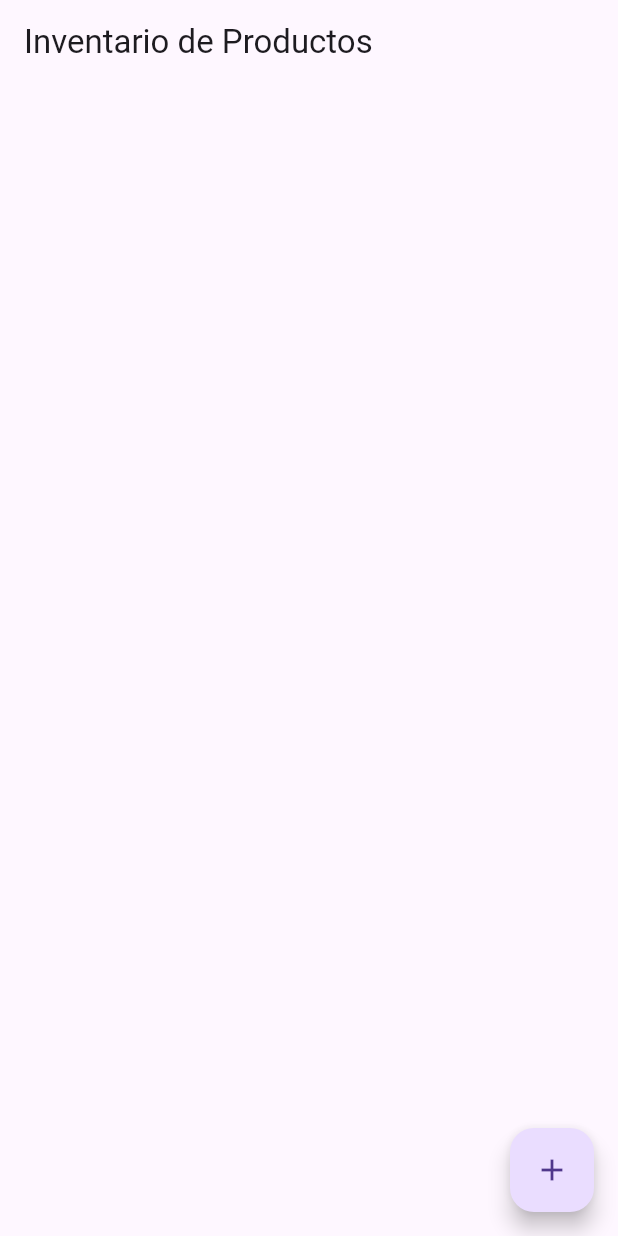
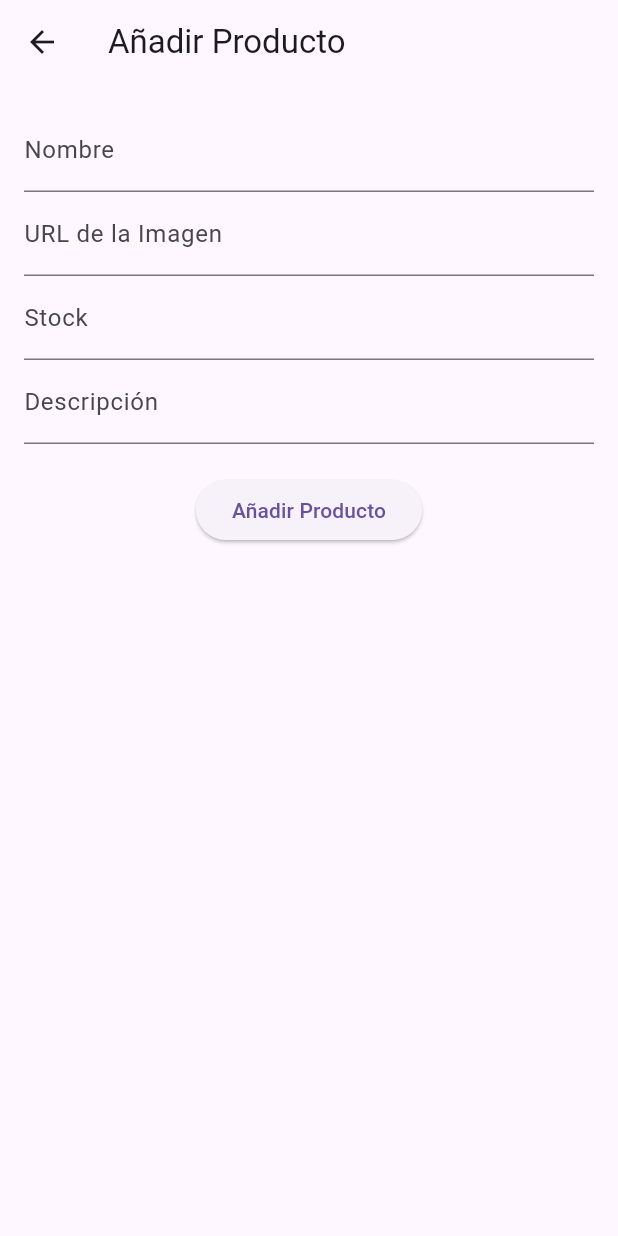
Before and after one commit to MartinCaputti/toolventory_mate, a Flutter app: the screen it shows after launch, after a tap on the "add" icon, on a phone screen of 412 x 824 dp. Run offline on Flutter 3.47's test engine with Material 3 defaults, Android fonts, the phone set to English and light mode, and no system bars; our stand-ins replace cloud_firestore, firebase_core, flutter_svg; accounts and stored records are empty; network calls fail.

Commit message:
CircularProgress infinit

```diff
--- a/lib/controllers/product_controller.dart
+++ b/lib/controllers/product_controller.dart
@@ -13,4 +13,8 @@ class ProductController {
   Future<void> addProduct(Producto producto) async {
     await _firebaseService.addProduct(producto);
   }
+
+  Stream<List<Producto>> productStream() {
+    return _firebaseService.productStream();
+  }
 }
--- a/lib/models/product.dart
+++ b/lib/models/product.dart
@@ -1,13 +1,13 @@
-//lib/models/product.dart
-
 class Producto {
   final String nombre;
   final String imagenUrl;
   final int stock;
+  final String descripcion;
 
   Producto({
     required this.nombre,
     required this.imagenUrl,
     required this.stock,
+    required this.descripcion,
   });
 }
--- a/lib/services/firebase_service.dart
+++ b/lib/services/firebase_service.dart
@@ -1,28 +1,43 @@
 //lib/services/firebase_service.dart
-import 'package:firebase_database/firebase_database.dart';
+
+import 'package:cloud_firestore/cloud_firestore.dart';
 import '../models/product.dart';
 
 class FirebaseService {
-  final DatabaseReference _dbRef = FirebaseDatabase.instance.ref();
+  final CollectionReference _productCollection =
+      FirebaseFirestore.instance.collection('productos');
 
   Future<void> addProduct(Producto producto) async {
-    await _dbRef.child('productos').push().set({
+    await _productCollection.add({
       'nombre': producto.nombre,
       'imagenUrl': producto.imagenUrl,
       'stock': producto.stock,
+      'descripcion': producto.descripcion,
     });
   }
 
   Future<List<Producto>> getProducts() async {
-    DataSnapshot snapshot = await _dbRef.child('productos').get();
-    List<Producto> products = [];
-    for (var product in snapshot.children) {
-      products.add(Producto(
-        nombre: product.child('nombre').value.toString(),
-        imagenUrl: product.child('imagenUrl').value.toString(),
-        stock: int.parse(product.child('stock').value.toString()),
-      ));
-    }
-    return products;
+    QuerySnapshot snapshot = await _productCollection.get();
+    return snapshot.docs.map((doc) {
+      return Producto(
+        nombre: doc['nombre'],
+        imagenUrl: doc['imagenUrl'],
+        stock: doc['stock'],
+        descripcion: doc['descripcion'],
+      );
+    }).toList();
+  }
+
+  Stream<List<Producto>> productStream() {
+    return _productCollection.snapshots().map((snapshot) {
+      return snapshot.docs.map((doc) {
+        return Producto(
+          nombre: doc['nombre'],
+          imagenUrl: doc['imagenUrl'],
+          stock: doc['stock'],
+          descripcion: doc['descripcion'],
+        );
+      }).toList();
+    });
   }
 }
--- /dev/null
+++ b/lib/views/add_product_page.dart
@@ -0,0 +1,97 @@
+//lib/views/add_product_page.dart
+
+import 'package:flutter/material.dart';
+import '../models/product.dart';
+import '../controllers/product_controller.dart';
+
+class AddProductPage extends StatefulWidget {
+  @override
+  _AddProductPageState createState() => _AddProductPageState();
+}
+
+class _AddProductPageState extends State<AddProductPage> {
+  final _formKey = GlobalKey<FormState>();
+  final _nombreController = TextEditingController();
+  final _imagenUrlController = TextEditingController();
+  final _stockController = TextEditingController();
+  final _descripcionController = TextEditingController();
+  final ProductController _controller = ProductController();
+
+  void _addProduct() async {
+    if (_formKey.currentState!.validate()) {
+      final producto = Producto(
+        nombre: _nombreController.text,
+        imagenUrl: _imagenUrlController.text,
+        stock: int.parse(_stockController.text),
+        descripcion: _descripcionController.text,
+      );
+      await _controller.addProduct(producto);
+      Navigator.pop(context); // Volver a la página anterior
+    }
+  }
+
+  @override
+  Widget build(BuildContext context) {
+    return Scaffold(
+      appBar: AppBar(
+        title: Text('Añadir Producto'),
+      ),
+      body: Padding(
+        padding: EdgeInsets.all(16.0),
+        child: Form(
+          key: _formKey,
+          child: Column(
+            children: [
+              TextFormField(
+                controller: _nombreController,
+                decoration: InputDecoration(labelText: 'Nombre'),
+                validator: (value) {
+                  if (value == null || value.isEmpty) {
+                    return 'Por favor ingrese el nombre';
+                  }
+                  return null;
+                },
+              ),
+              TextFormField(
+                controller: _imagenUrlController,
+                decoration: InputDecoration(labelText: 'URL de la Imagen'),
+                validator: (value) {
+                  if (value == null || value.isEmpty) {
+                    return 'Por favor ingrese la URL de la imagen';
+                  }
+                  return null;
+                },
+              ),
+              TextFormField(
+                controller: _stockController,
+                decoration: InputDecoration(labelText: 'Stock'),
+                keyboardType: TextInputType.number,
+                validator: (value) {
+                  if (value == null || value.isEmpty) {
+                    return 'Por favor ingrese la cantidad de stock';
+                  }
+                  return null;
+                },
+              ),
+              TextFormField(
+                controller: _descripcionController,
+                decoration: InputDecoration(labelText: 'Descripción'),
+                validator: (value) {
+                  if (value == null || value.isEmpty) {
+                    return 'Por favor ingrese la descripción';
+                  }
+                  return null;
+                },
+              ),
+              SizedBox(height: 20),
+              ElevatedButton(
+                onPressed: _addProduct,
+                child: Text('Añadir Producto'),
+              ),
+            ],
+          ),
+        ),
+      ),
+    );
+  }
+}
--- a/lib/views/catalog_page.dart
+++ b/lib/views/catalog_page.dart
@@ -1,7 +1,10 @@
+//lib/views/catalog_page.dart
+
 import 'package:flutter/material.dart';
 import '../components/product_card.dart';
 import '../controllers/product_controller.dart';
 import '../models/product.dart';
+import 'add_product_page.dart'; // Importa la nueva página
 
 class CatalogoPage extends StatefulWidget {
   @override
@@ -10,18 +13,6 @@ class CatalogoPage extends StatefulWidget {
 
 class _CatalogoPageState extends State<CatalogoPage> {
   final ProductController _controller = ProductController();
-  List<Producto> _productos = [];
-
-  @override
-  void initState() {
-    super.initState();
-    _fetchProducts();
-  }
-
-  Future<void> _fetchProducts() async {
-    _productos = await _controller.fetchProducts();
-    setState(() {});
-  }
 
   @override
   Widget build(BuildContext context) {
@@ -29,21 +20,33 @@ class _CatalogoPageState extends State<CatalogoPage> {
       appBar: AppBar(
         title: Text('Inventario de Productos'),
       ),
-      body: GridView.builder(
+      body: StreamBuilder<List<Producto>>(
+        stream: _controller.productStream(),
+        builder: (context, snapshot) {
+          if (!snapshot.hasData) {
+            return Center(child: CircularProgressIndicator());
+          }
+          List<Producto> productos = snapshot.data!;
+          return GridView.builder(
             gridDelegate: SliverGridDelegateWithFixedCrossAxisCount(
               crossAxisCount: 2,
               childAspectRatio: 3 / 2,
               crossAxisSpacing: 10,
               mainAxisSpacing: 10,
             ),
-        itemCount: _productos.length,
+            itemCount: productos.length,
             itemBuilder: (context, index) {
-          return ProductCard(producto: _productos[index]);
+              return ProductCard(producto: productos[index]);
+            },
+          );
         },
       ),
       floatingActionButton: FloatingActionButton(
-        onPressed: () {
-          // Acción para añadir nuevos productos
+        onPressed: () async {
+          await Navigator.push(
+            context,
+            MaterialPageRoute(builder: (context) => AddProductPage()),
+          );
         },
         child: Icon(Icons.add),
       ),
--- a/pubspec.yaml
+++ b/pubspec.yaml
@@ -38,6 +38,7 @@ dependencies:
   google_sign_in: ^6.2.2
   cloud_firestore: ^5.4.5
   firebase_database: ^11.1.6
+  flutter_svg: ^2.0.14
 
 dev_dependencies:
   flutter_test:
```
Also changed, not shown: lib/components/product_card.dart (+12 -1 lines), pubspec.lock. Lines whose indentation alone changed are shown as unchanged.
